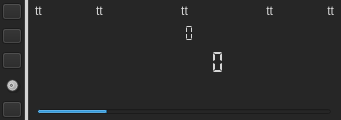
jirik09/Sniffy, file LEO_sniffy/GUI/widgetdisplay.ui: the form before one commit.
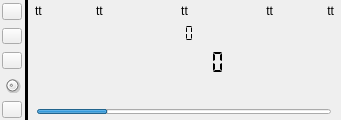
The form after the commit. Icons and pictures are not drawn. Custom widgets are drawn as their Qt base class.

The edit to the form file:
```diff
--- a/LEO_sniffy/GUI/widgetdisplay.ui
+++ b/LEO_sniffy/GUI/widgetdisplay.ui
@@ -38,10 +38,7 @@
    <bool>false</bool>
   </property>
   <property name="styleSheet">
-   <string notr="true">QObject{
-background-color: rgb(58, 58, 58);
-color: rgb(214, 214, 214)
-}</string>
+   <string notr="true"/>
   </property>
   <layout class="QHBoxLayout" name="horizontalLayout_3">
    <property name="spacing">
@@ -68,9 +65,7 @@
       </sizepolicy>
      </property>
      <property name="styleSheet">
-      <string notr="true">QObject{
-background-color: rgb(38, 38, 38);
-}</string>
+      <string notr="true"/>
      </property>
      <layout class="QVBoxLayout" name="verticalLayout_menu">
       <property name="spacing">
@@ -109,7 +104,7 @@
          </size>
         </property>
         <property name="styleSheet">
-         <string notr="true">QPushButton{image: url(:/graphics/graphics/icon_history_off.png);}QPushButton:hover{background-color: rgb(71, 76, 94);}</string>
+         <string notr="true"/>
         </property>
         <property name="text">
          <string/>
@@ -137,7 +132,7 @@
          </size>
         </property>
         <property name="styleSheet">
-         <string notr="true">QPushButton{image: url(:/graphics/graphics/icon_list.png);}QPushButton:hover{background-color: rgb(71, 76, 94);}</string>
+         <string notr="true"/>
         </property>
         <property name="text">
          <string/>
@@ -165,7 +160,7 @@
          </size>
         </property>
         <property name="styleSheet">
-         <string notr="true">QPushButton{image: url(:/graphics/graphics/icon_clear_history.png);}QPushButton:hover{background-color: rgb(71, 76, 94);}</string>
+         <string notr="true"/>
         </property>
         <property name="text">
          <string/>
@@ -202,11 +197,7 @@
          <number>-1</number>
         </property>
         <property name="styleSheet">
-         <string notr="true">QToolTip {
-color: rgb(214, 214, 214);
-background-color: rgb(48, 48, 48);
-border: 0px;
-}</string>
+         <string notr="true"/>
         </property>
         <property name="minimum">
          <number>20</number>
@@ -253,7 +244,7 @@
          </size>
         </property>
         <property name="styleSheet">
-         <string notr="true">QPushButton{image: url(:/graphics/graphics/icon_save.png);}QPushButton:hover{background-color: rgb(71, 76, 94);}</string>
+         <string notr="true"/>
         </property>
         <property name="text">
          <string/>
@@ -384,9 +375,7 @@
           </size>
          </property>
          <property name="styleSheet">
-          <string notr="true">QObject{
-background-color: rgb(58, 58, 58);
-}</string>
+          <string notr="true"/>
          </property>
          <property name="frameShadow">
           <enum>QFrame::Plain</enum>
@@ -411,9 +400,7 @@
           </sizepolicy>
          </property>
          <property name="styleSheet">
-          <string notr="true">QObject{
-background-color: rgb(38, 38, 38);
-}</string>
+          <string notr="true"/>
          </property>
          <layout class="QVBoxLayout" name="verticalLayout">
           <property name="spacing">
@@ -723,9 +710,7 @@
                 </size>
                </property>
                <property name="styleSheet">
-                <string notr="true">QLCDNumber{
-color: rgb(214, 214, 214);
-}</string>
+                <string notr="true"/>
                </property>
                <property name="frameShape">
                 <enum>QFrame::NoFrame</enum>
```
Left out of the diff: 4 changed lines with no effect on the pictures.
